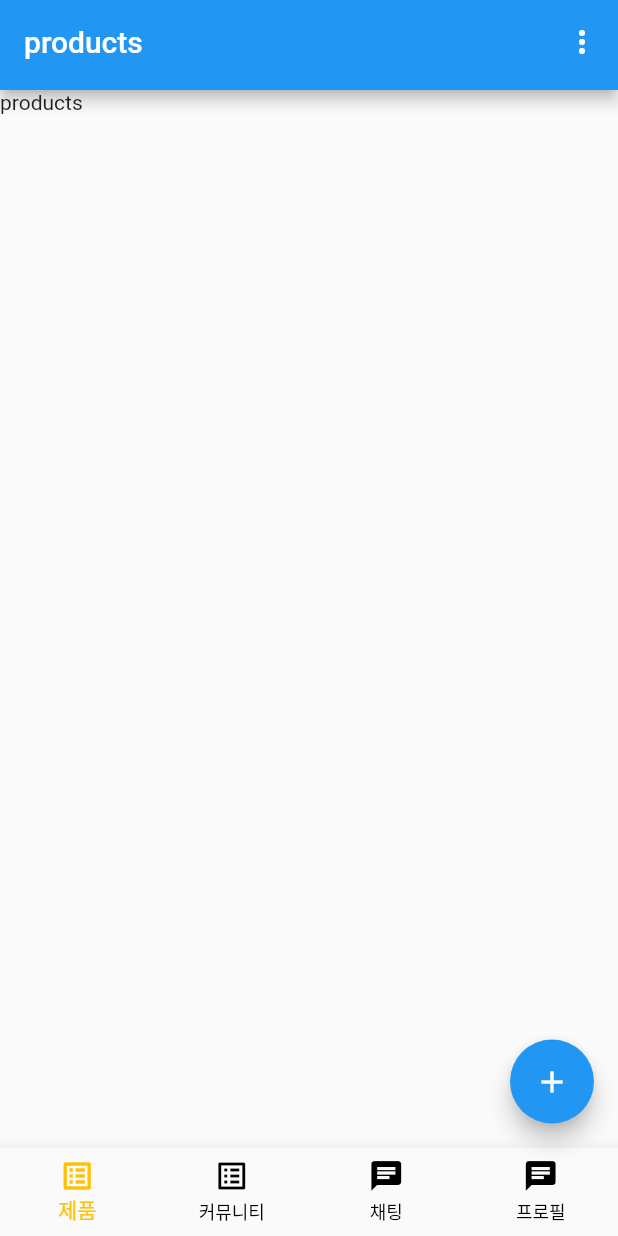
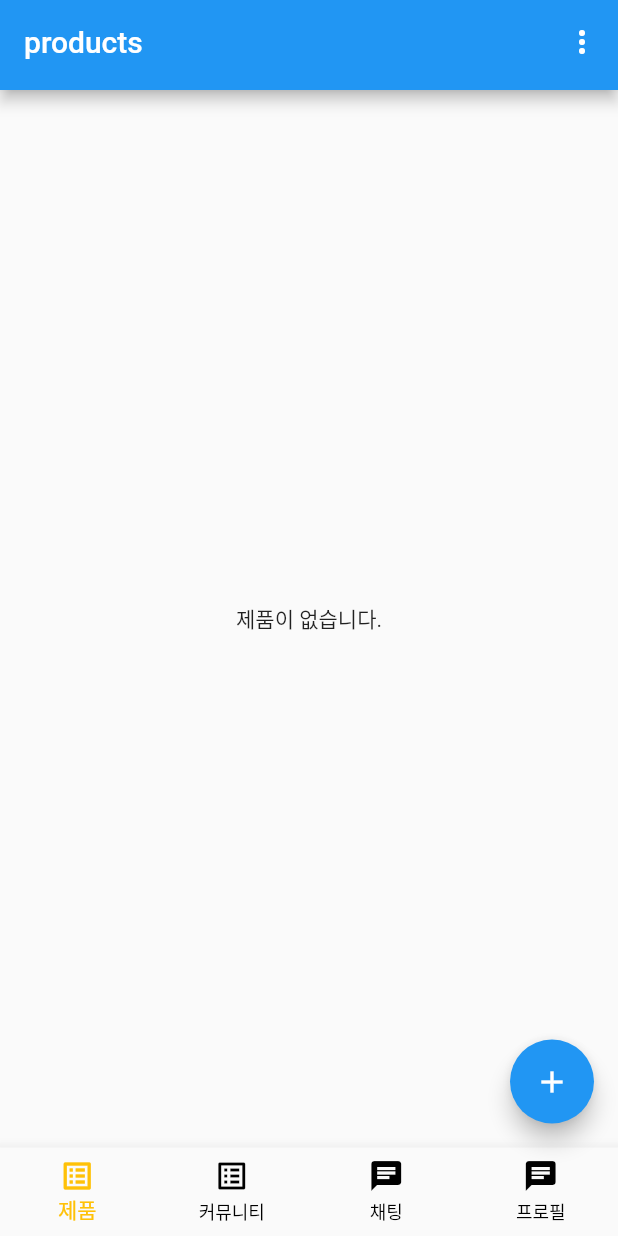
Before and after one commit to 9JIMIN/potato_market, a Flutter app: the screen it shows once a user with an empty profile is signed in, on a phone screen of 412 x 824 dp. Run offline on Flutter 3.47's test engine with Material 2 defaults, Android fonts, the phone set to English and light mode, and no system bars; our stand-ins replace cloud_firestore, firebase_auth, firebase_core, firebase_storage, modal_progress_hud; missing offline and left inert: multi_image_picker; accounts and stored records are empty.

Commit message:
Implement Market Screen

```diff
--- a/lib/main.dart
+++ b/lib/main.dart
@@ -1,6 +1,7 @@
 import 'package:flutter/material.dart';
 import 'package:firebase_auth/firebase_auth.dart';
 import 'package:firebase_core/firebase_core.dart';
+import 'package:potato_market/screens/market/market_provider.dart';
 import 'package:provider/provider.dart';
 
 import 'screens/login/login_screen.dart';
@@ -16,6 +17,9 @@
       providers: [
         ChangeNotifierProvider<EditorProvider>(
           create: (_) => EditorProvider(),
+        ),
+        ChangeNotifierProvider<MarketProvider>(
+          create: (_) => MarketProvider(),
         ),
       ],
       child: App(),
--- /dev/null
+++ b/lib/models/product.dart
@@ -0,0 +1,47 @@
+import 'package:cloud_firestore/cloud_firestore.dart';
+import 'package:flutter/foundation.dart';
+
+class Product {
+  final title;
+  final category;
+  final price;
+  final description;
+  final imageUrls;
+  final likeCount;
+  final chatCount;
+  final sellerId;
+  final status;
+  final createdAt;
+
+  Product({
+    this.title,
+    this.category,
+    this.price,
+    this.description,
+    this.imageUrls,
+    this.chatCount,
+    this.createdAt,
+    this.likeCount,
+    this.sellerId,
+    this.status,
+  });
+
+  // fromQuery
+  static List<Product> fromQuery(QuerySnapshot query) {
+    return query.docs.map((docsSnapshot) {
+      final doc = docsSnapshot.data();
+      return Product(
+        title: doc['title'],
+        category: doc['category'],
+        price: doc['price'],
+        description: doc['description'],
+        imageUrls: doc['imageUrls'],
+        chatCount: doc['chatCount'],
+        createdAt: doc['createdAt'],
+        likeCount: doc['likeCount'],
+        sellerId: doc['sellerId'],
+        status: doc['status'],
+      );
+    }).toList();
+  }
+}
--- a/lib/screens/editor/editor_appbar.dart
+++ b/lib/screens/editor/editor_appbar.dart
@@ -15,7 +15,7 @@
         FlatButton(
           child: Text('완료'),
           onPressed: () async {
-            await model.addProducts();
+            await model.addProduct();
             Navigator.of(context).pop();
           },
         )
--- a/lib/screens/editor/editor_provider.dart
+++ b/lib/screens/editor/editor_provider.dart
@@ -16,7 +16,7 @@
 
   bool isLoading = false;
 
-  Future<void> addProducts() async {
+  Future<void> addProduct() async {
     isLoading = true;
     notifyListeners();
     formKey.currentState.save();
--- a/lib/screens/main_screen.dart
+++ b/lib/screens/main_screen.dart
@@ -3,12 +3,12 @@
 import 'package:cloud_firestore/cloud_firestore.dart';
 import 'package:provider/provider.dart';
 
-import './products/products_appbar.dart';
+import './market/market_appbar.dart';
 import './community/community_appbar.dart';
 import './chatting/chatting_appbar.dart';
 import './myprofile/myprofile_appbar.dart';
 
-import './products/products_body.dart';
+import './market/market_body.dart';
 import './community/community_body.dart';
 import './chatting/chatting_body.dart';
 import './myprofile/myprofile_body.dart';
@@ -42,13 +42,13 @@
   }
 
   List<Widget> _appbar = <Widget>[
-    ProductsAppbar(),
+    MarketAppbar(),
     CommunityAppbar(),
     ChattingAppbar(),
     MyProfileAppbar(),
   ];
   List<Widget> _body = <Widget>[
-    ProductsBody(),
+    MarketBody(),
     CommunityBody(),
     ChattingBody(),
     MyProfileBody(),
--- a/lib/screens/products/products_appbar.dart
+++ b/lib/screens/market/market_appbar.dart
@@ -1,6 +1,6 @@
 import 'package:flutter/material.dart';
 
-class ProductsAppbar extends StatelessWidget implements PreferredSizeWidget {
+class MarketAppbar extends StatelessWidget implements PreferredSizeWidget {
   @override
   Size get preferredSize => const Size.fromHeight(60);
   @override
--- /dev/null
+++ b/lib/screens/market/market_body.dart
@@ -0,0 +1,9 @@
+import 'package:flutter/material.dart';
+import 'package:potato_market/screens/market/market_listview.dart';
+
+class MarketBody extends StatelessWidget {
+  @override
+  Widget build(BuildContext context) {
+    return MarketListView();
+  }
+}
--- /dev/null
+++ b/lib/screens/market/market_listview.dart
@@ -0,0 +1,53 @@
+import 'package:flutter/material.dart';
+import 'package:provider/provider.dart';
+
+import 'market_provider.dart';
+import 'product_item.dart';
+
+class MarketListView extends StatefulWidget {
+  @override
+  _MarketListViewState createState() => _MarketListViewState();
+}
+
+class _MarketListViewState extends State<MarketListView> {
+  Future<void> getProducts() async {
+    await Provider.of<MarketProvider>(context, listen: false).getProducts();
+  }
+
+  @override
+  void initState() {
+    super.initState();
+    getProducts();
+  }
+
+  @override
+  Widget build(BuildContext context) {
+    // final model = Provider.of<MarketProvider>(context, listen: false);
+    return Consumer<MarketProvider>(
+      builder: (context, model, _) {
+        if (model.list.isEmpty) {
+          return Center(
+            child: Text('제품이 없습니다.'),
+          );
+        } else {
+          return RefreshIndicator(
+            onRefresh: getProducts,
+            child: ListView.builder(
+              itemCount: model.list.length,
+              itemBuilder: (ctx, i) {
+                print(model.list[i]);
+                return ProductItem(
+                  model.list[i].title,
+                  model.list[i].price,
+                  model.list[i].imageUrls[0],
+                  model.list[i].likeCount,
+                  model.list[i].chatCount,
+                );
+              },
+            ),
+          );
+        }
+      },
+    );
+  }
+}
--- /dev/null
+++ b/lib/screens/market/market_provider.dart
@@ -0,0 +1,21 @@
+import 'package:cloud_firestore/cloud_firestore.dart';
+import 'package:flutter/cupertino.dart';
+
+import '../../models/product.dart';
+
+class MarketProvider extends ChangeNotifier {
+  List<Product> _list = List<Product>();
+  List<Product> get list => _list;
+
+  Future<void> getProducts() async {
+    final QuerySnapshot query = await FirebaseFirestore.instance
+        .collection('products')
+        .orderBy('createdAt', descending: true)
+        .limit(10)
+        .get();
+
+    final List<Product> productList = Product.fromQuery(query);
+    _list = productList;
+    notifyListeners();
+  }
+}
--- a/lib/screens/products/products_body.dart
+++ /dev/null
@@ -1,8 +0,0 @@
-import 'package:flutter/material.dart';
-
-class ProductsBody extends StatelessWidget {
-  @override
-  Widget build(BuildContext context) {
-    return Text('products');
-  }
-}
```
Also changed, not shown: lib/screens/editor/editor_scaffold.dart (+11 -10 lines), lib/screens/market/product_item.dart (added, +30 -0 lines), 1 other file.
